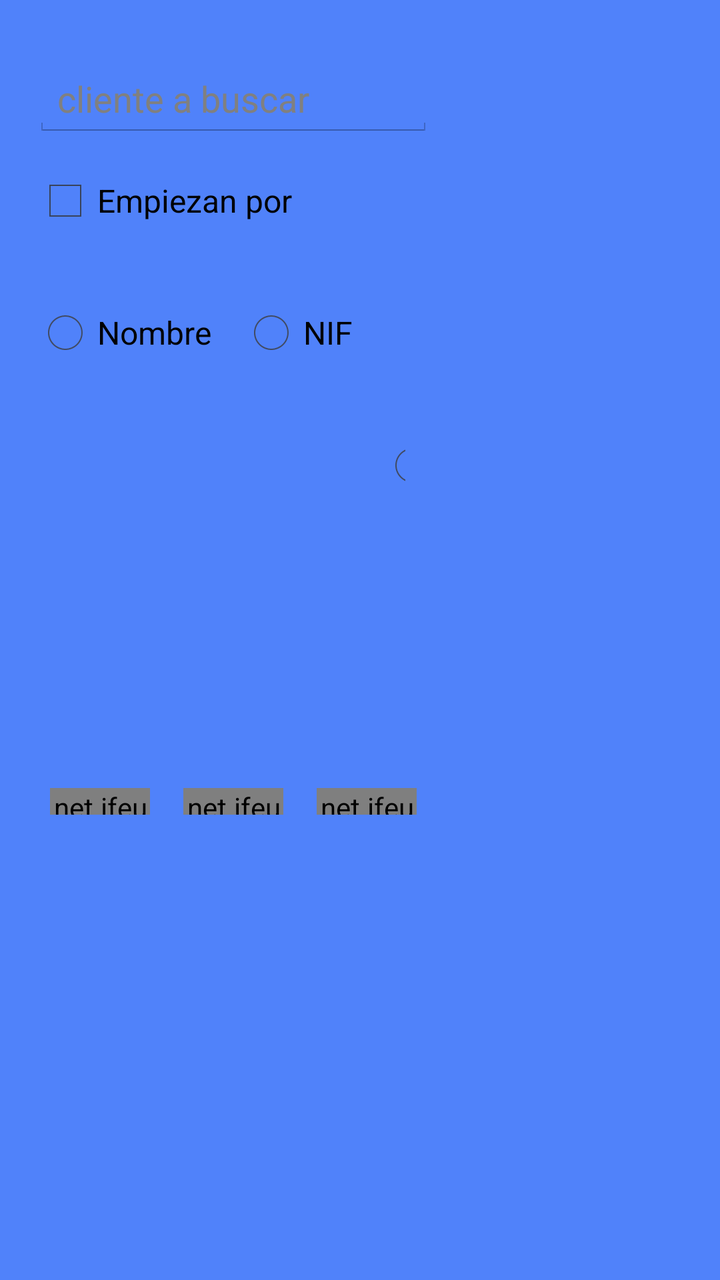
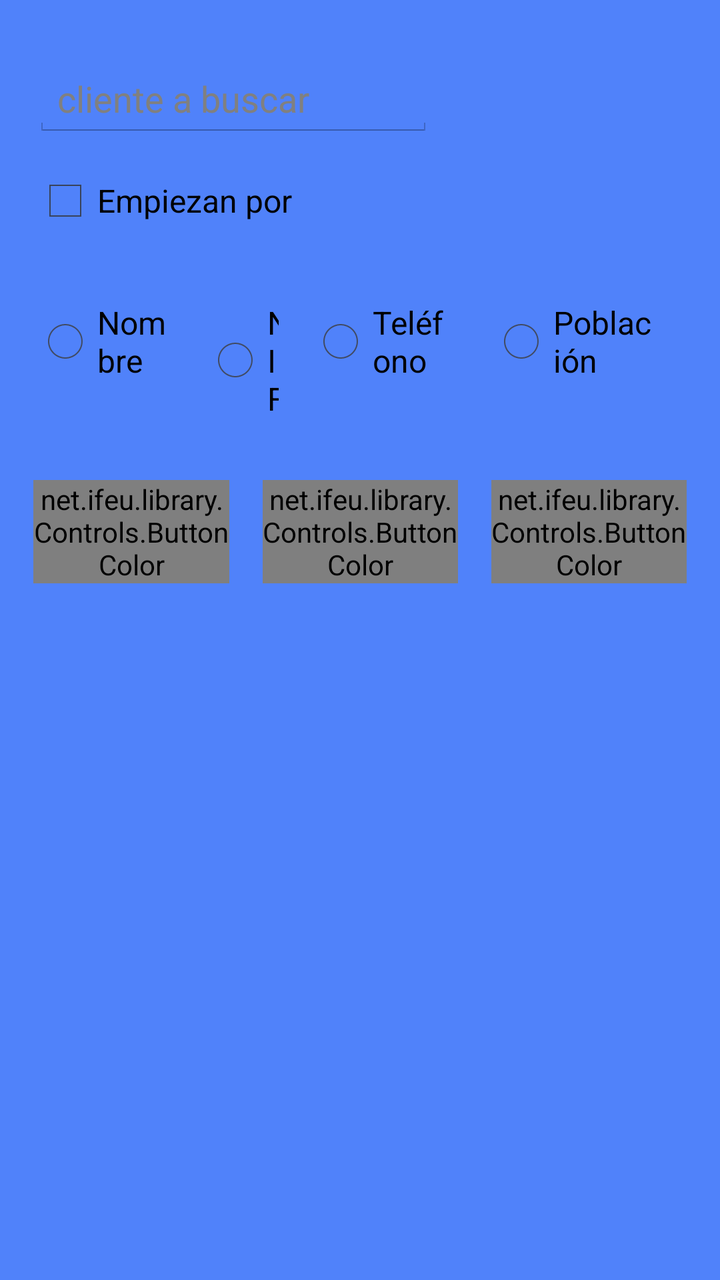

Before-and-after screenshots of an Android layout around one commit, followed by the original layout XML and the change that was made.
<!-- AndroidManifest.xml: application theme AppTheme -->
<!-- res/layout/activity_albaran_customer_search.xml -->
<?xml version="1.0" encoding="utf-8"?>
<LinearLayout xmlns:android="http://schemas.android.com/apk/res/android"
    android:layout_width="fill_parent" 
    android:layout_height="fill_parent" 
    android:orientation="vertical"
    android:background="@color/Edicards" >

    <EditText
        android:id="@+id/txtTextSearch"
        android:layout_width="600px"
        android:layout_height="wrap_content"
        android:layout_marginLeft="50px"
        android:layout_marginRight="50px"
        android:layout_marginTop="30dp"
        android:ems="16"
        android:hint="cliente a buscar" >
    </EditText>

    <CheckBox
        android:id="@+id/chkOnlyStartsWith"
        android:layout_width="wrap_content"
        android:layout_height="wrap_content"
        android:layout_marginBottom="20dp"
        android:layout_marginLeft="50px"
        android:layout_marginRight="50px"
        android:layout_marginTop="15dp"
        android:checked="false"
        android:text="Empiezan por" />

    <RadioGroup
        android:id="@+id/grpFilterField"
        android:layout_width="600px"
        android:layout_height="wrap_content"
        android:layout_marginLeft="50px"
        android:layout_marginRight="50px"
        android:layout_marginTop="14dp"
        android:orientation="horizontal"
        android:text="Buscar por el campo..." >

        <RadioButton
            android:id="@+id/optNombre"
            android:layout_width="wrap_content"
            android:layout_height="wrap_content"
            android:layout_alignParentRight="true"
            android:layout_marginRight="14dp"
            android:text="Nombre" />

        <RadioButton
            android:id="@+id/optNIF"
            android:layout_width="wrap_content"
            android:layout_height="wrap_content"
            android:layout_alignParentRight="true"
            android:layout_marginBottom="20dp"
            android:layout_marginRight="14dp"
            android:text="NIF" />

        <RadioButton
            android:id="@+id/optTelefono"
            android:layout_width="wrap_content"
            android:layout_height="wrap_content"
            android:layout_alignParentRight="true"
            android:layout_marginBottom="20dp"
            android:layout_marginRight="14dp"
            android:text="Telefono" />

        <RadioButton
            android:id="@+id/optPoblacion"
            android:layout_width="wrap_content"
            android:layout_height="wrap_content"
            android:layout_alignParentRight="true"
            android:layout_marginBottom="20dp"
            android:layout_marginRight="14dp"
            android:text="Población" />
    </RadioGroup>

    <LinearLayout
        android:id="@+id/linearLayout2"
        android:layout_width="wrap_content"
        android:layout_height="wrap_content"
        android:layout_marginTop="30dp"
        android:layout_marginLeft="50px"
        android:orientation="horizontal">

        <net.ifeu.library.Controls.ButtonColor
            android:id="@+id/btnAccept"
            android:layout_width="150px"
            android:layout_height="40px"
            android:layout_marginBottom="20dp"
            android:layout_marginLeft="25px"
            android:layout_marginRight="25px"
            android:layout_marginTop="20dp"
            android:text="Buscar"
            android:textColor="#FFF"
            android:background="@drawable/background_button" />
        <net.ifeu.library.Controls.ButtonColor
            android:id="@+id/btnNewCustomer"
            android:layout_width="150px"
            android:layout_height="40px"
            android:layout_marginBottom="20dp"
            android:layout_marginLeft="25px"
            android:layout_marginRight="25px"
            android:layout_marginTop="20dp"
            android:background="@drawable/background_button"
            android:text="Nuevo cliente"
            android:textColor="#FFF" />
        
        <net.ifeu.library.Controls.ButtonColor
            android:id="@+id/btnClose"
            android:layout_width="150px"
            android:layout_height="40px"
            android:layout_marginBottom="20dp"
            android:layout_marginLeft="25px"
            android:layout_marginRight="25px"
            android:layout_marginTop="20dp"
            android:background="@drawable/background_button"
            android:text="Cerrar"
            android:textColor="#FFF" />
     </LinearLayout>

</LinearLayout>
<!-- resources referenced by this layout -->
<resources>
  <color name="Edicards">#5082FA</color>
  <!-- drawable background_button (drawable) -->
  <?xml version="1.0" encoding="utf-8"?>
   
  <shape xmlns:android="http://schemas.android.com/apk/res/android" 
       android:shape="rectangle">
      <gradient android:startColor="#AAAAAA" android:endColor="#FFFFFF"
              android:angle="270"/>
      <stroke android:width="2dp"
              android:color="@color/Azure" />
      <corners android:bottomRightRadius="7dp"
          android:bottomLeftRadius="5dp" 
          android:topLeftRadius="5dp"
          android:topRightRadius="7dp"/>    
  </shape>
  <style name="AppTheme" parent="android:Theme.Light">
          <item name="android:fontFamily">sans-serif-light</item>
          <item name="android:textStyle">bold</item>
          <item name="android:textSize">28sp</item>
          <item name="android:text">serif-monospace</item>
          <item name="android:alertDialogTheme">@style/AlertDialogCustom</item>
  
      </style>
  <color name="Azure">#F0FFFF</color>
  <style name="AlertDialogCustom" parent="android:Theme.Holo.Dialog">
          <item name="android:textColor">#00FF00</item>
          <item name="android:typeface">monospace</item>
          <item name="android:textSize">48sp</item>
      </style>
</resources>

<!-- the commit's change to res/layout/activity_albaran_customer_search.xml (unified diff, before → after) -->
@@ -29,7 +29,7 @@
 
     <RadioGroup
         android:id="@+id/grpFilterField"
-        android:layout_width="600px"
+        android:layout_width="wrap_content"
         android:layout_height="wrap_content"
         android:layout_marginLeft="50px"
         android:layout_marginRight="50px"
@@ -39,37 +39,34 @@
 
         <RadioButton
             android:id="@+id/optNombre"
-            android:layout_width="wrap_content"
+            android:layout_width="0dp"
             android:layout_height="wrap_content"
-            android:layout_alignParentRight="true"
-            android:layout_marginRight="14dp"
+            android:layout_weight="1"
+            android:layout_marginRight="15dp"
             android:text="Nombre" />
 
         <RadioButton
             android:id="@+id/optNIF"
-            android:layout_width="wrap_content"
+            android:layout_width="0dp"
             android:layout_height="wrap_content"
-            android:layout_alignParentRight="true"
-            android:layout_marginBottom="20dp"
-            android:layout_marginRight="14dp"
+            android:layout_weight="1"
+            android:layout_marginRight="15dp"
             android:text="NIF" />
 
         <RadioButton
             android:id="@+id/optTelefono"
-            android:layout_width="wrap_content"
+            android:layout_width="0dp"
             android:layout_height="wrap_content"
-            android:layout_alignParentRight="true"
-            android:layout_marginBottom="20dp"
-            android:layout_marginRight="14dp"
-            android:text="Telefono" />
+            android:layout_weight="1"
+            android:layout_marginRight="15dp"
+            android:text="Teléfono" />
 
         <RadioButton
             android:id="@+id/optPoblacion"
-            android:layout_width="wrap_content"
+            android:layout_width="0dp"
             android:layout_height="wrap_content"
-            android:layout_alignParentRight="true"
-            android:layout_marginBottom="20dp"
-            android:layout_marginRight="14dp"
+            android:layout_weight="1"
+            android:layout_marginRight="15dp"
             android:text="Población" />
     </RadioGroup>
 
@@ -78,40 +75,35 @@
         android:layout_width="wrap_content"
         android:layout_height="wrap_content"
         android:layout_marginTop="30dp"
+        android:layout_marginBottom="30dp"
         android:layout_marginLeft="50px"
         android:orientation="horizontal">
 
         <net.ifeu.library.Controls.ButtonColor
             android:id="@+id/btnAccept"
-            android:layout_width="150px"
-            android:layout_height="40px"
-            android:layout_marginBottom="20dp"
-            android:layout_marginLeft="25px"
-            android:layout_marginRight="25px"
-            android:layout_marginTop="20dp"
+            android:layout_width="150dp"
+            android:layout_height="wrap_content"
+            android:layout_weight="1"
+            android:layout_marginRight="50px"
             android:text="Buscar"
             android:textColor="#FFF"
             android:background="@drawable/background_button" />
         <net.ifeu.library.Controls.ButtonColor
             android:id="@+id/btnNewCustomer"
-            android:layout_width="150px"
-            android:layout_height="40px"
-            android:layout_marginBottom="20dp"
-            android:layout_marginLeft="25px"
-            android:layout_marginRight="25px"
-            android:layout_marginTop="20dp"
+            android:layout_width="150dp"
+            android:layout_height="wrap_content"
+            android:layout_weight="1"
+            android:layout_marginRight="50px"
             android:background="@drawable/background_button"
             android:text="Nuevo cliente"
             android:textColor="#FFF" />
         
         <net.ifeu.library.Controls.ButtonColor
             android:id="@+id/btnClose"
-            android:layout_width="150px"
-            android:layout_height="40px"
-            android:layout_marginBottom="20dp"
-            android:layout_marginLeft="25px"
-            android:layout_marginRight="25px"
-            android:layout_marginTop="20dp"
+            android:layout_width="150dp"
+            android:layout_height="wrap_content"
+            android:layout_weight="1"
+            android:layout_marginRight="50px"
             android:background="@drawable/background_button"
             android:text="Cerrar"
             android:textColor="#FFF" />
